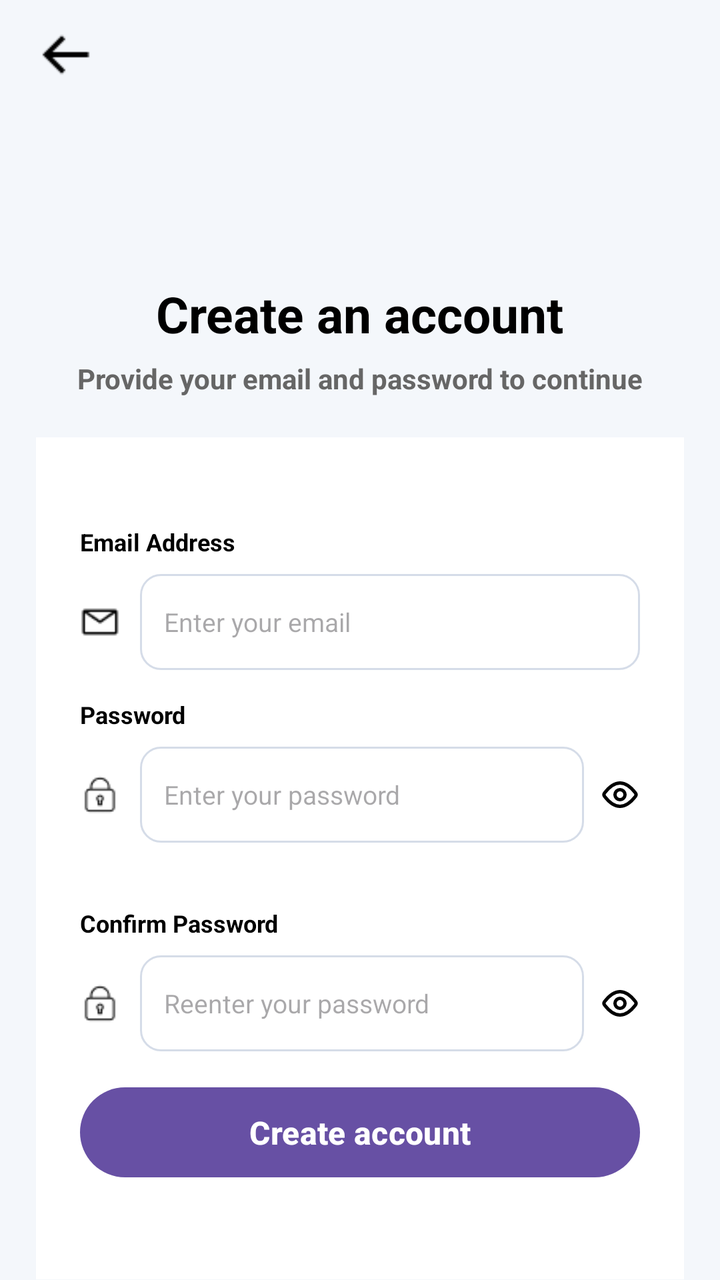
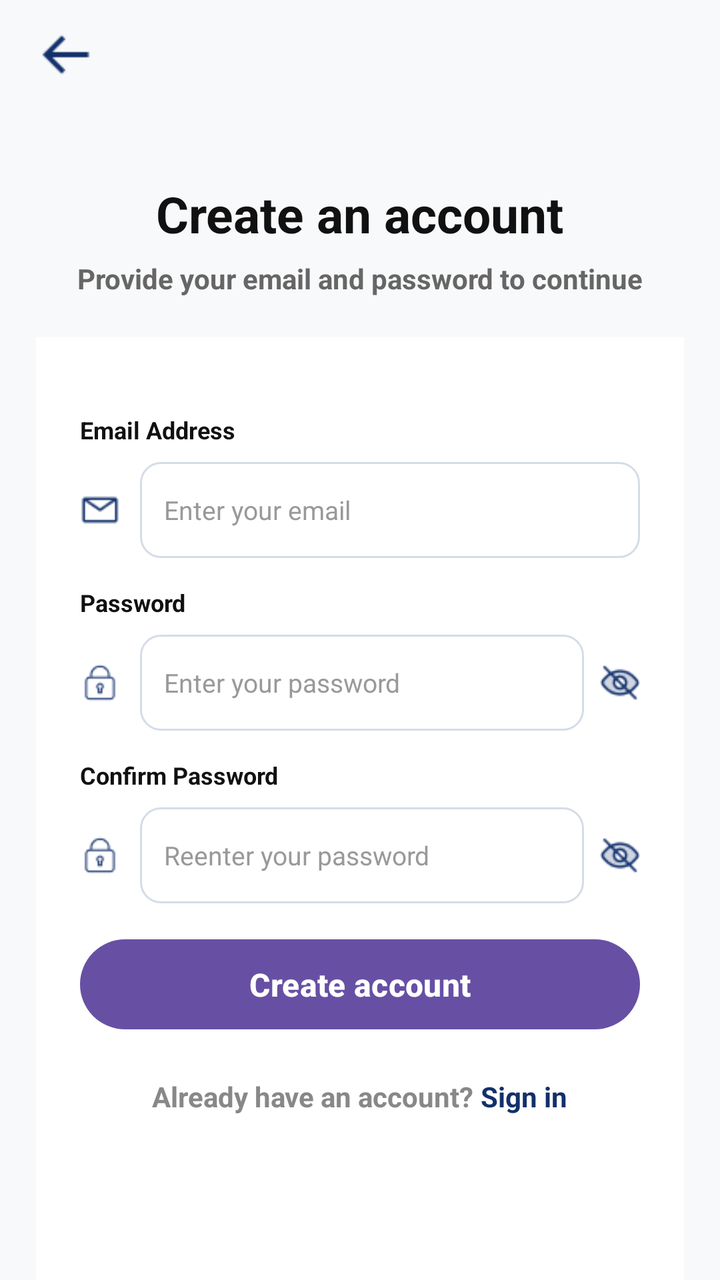

An Android layout rendered at two revisions. The XML below is the earlier revision; the diff shows what the commit changed to produce the second picture.
<!-- AndroidManifest.xml: application theme Theme.CampusMart -->
<!-- res/layout/signup.xml -->
<?xml version="1.0" encoding="utf-8"?>
<LinearLayout
    xmlns:android="http://schemas.android.com/apk/res/android"
    android:layout_width="match_parent"
    android:layout_height="match_parent"
    android:orientation="vertical"
    android:background="#F4F7FB">

    
    <RelativeLayout
        android:layout_width="match_parent"
        android:layout_height="55dp">

        <ImageView
            android:id="@+id/back"
            android:layout_width="30dp"
            android:layout_height="30dp"
            android:layout_alignParentStart="true"
            android:layout_centerVertical="true"
            android:layout_marginStart="18dp"
            android:src="@drawable/back_arrow_png"
            android:tint="#000000"/>

    </RelativeLayout>

    
    <LinearLayout
        android:layout_width="match_parent"
        android:layout_height="wrap_content"
        android:orientation="vertical"
        android:gravity="center"
        android:layout_marginTop="85dp"
        android:layout_marginBottom="20dp">

        <TextView
            android:layout_width="wrap_content"
            android:layout_height="wrap_content"
            android:text="Create an account"
            android:textColor="#000000"
            android:textSize="25sp"
            android:textStyle="bold"/>

        <TextView
            android:layout_width="wrap_content"
            android:layout_height="wrap_content"
            android:text="Provide your email and password to continue"
            android:textColor="#666666"
            android:textSize="14sp"
            android:textStyle="bold"
            android:layout_marginTop="6dp"/>

    </LinearLayout>

    
    <LinearLayout
        android:layout_width="match_parent"
        android:layout_height="0dp"
        android:layout_weight="1.9"
        android:orientation="vertical">

        
        <LinearLayout
            android:layout_width="match_parent"
            android:layout_height="match_parent"
            android:layout_marginHorizontal="18dp"
            android:background="#FFFFFF"
            android:orientation="vertical"
            android:padding="22dp">

            
            <TextView
                android:layout_width="wrap_content"
                android:layout_height="wrap_content"
                android:text="Email Address"
                android:textColor="#000000"
                android:textStyle="bold"
                android:textSize="12sp"
                android:layout_marginTop="22dp"
                android:layout_marginBottom="8dp"/>

            
            <LinearLayout
                android:layout_width="match_parent"
                android:layout_height="48dp"
                android:orientation="horizontal"
                android:gravity="center_vertical">

                <ImageView
                    android:layout_width="20dp"
                    android:layout_height="20dp"
                    android:src="@drawable/email_png"
                    android:tint="#000000"
                    android:layout_marginEnd="10dp"/>

                <EditText
                    android:id="@+id/email"
                    android:layout_width="0dp"
                    android:layout_height="match_parent"
                    android:layout_weight="1"
                    android:hint="Enter your email"
                    android:inputType="textEmailAddress"
                    android:singleLine="true"
                    android:textSize="13sp"
                    android:paddingHorizontal="12dp"
                    android:background="@drawable/input_background"/>

            </LinearLayout>

            
            <TextView
                android:layout_width="wrap_content"
                android:layout_height="wrap_content"
                android:text="Password"
                android:textColor="#000000"
                android:textStyle="bold"
                android:textSize="12sp"
                android:layout_marginTop="14dp"
                android:layout_marginBottom="8dp"/>

            
            <LinearLayout
                android:layout_width="match_parent"
                android:layout_height="48dp"
                android:orientation="horizontal"
                android:gravity="center_vertical">

                <ImageView
                    android:layout_width="20dp"
                    android:layout_height="20dp"
                    android:src="@drawable/password_png"
                    android:tint="#000000"
                    android:layout_marginEnd="10dp"/>

                <EditText
                    android:id="@+id/password"
                    android:layout_width="0dp"
                    android:layout_height="match_parent"
                    android:layout_weight="1"
                    android:hint="Enter your password"
                    android:inputType="textPassword"
                    android:singleLine="true"
                    android:textSize="13sp"
                    android:paddingHorizontal="12dp"
                    android:background="@drawable/input_background"/>

                <ImageView
                    android:id="@+id/togglePassword"
                    android:layout_width="20dp"
                    android:layout_height="20dp"
                    android:src="@drawable/eye"
                    android:tint="#000000"
                    android:layout_marginStart="8dp"/>

            </LinearLayout>

            
            <TextView
                android:layout_width="wrap_content"
                android:layout_height="wrap_content"
                android:text="Confirm Password"
                android:textColor="#000000"
                android:textStyle="bold"
                android:textSize="12sp"
                android:layout_marginTop="32dp"
                android:layout_marginBottom="8dp"/>

            
            <LinearLayout
                android:layout_width="match_parent"
                android:layout_height="48dp"
                android:orientation="horizontal"
                android:gravity="center_vertical">

                <ImageView
                    android:layout_width="20dp"
                    android:layout_height="20dp"
                    android:src="@drawable/password_png"
                    android:tint="#000000"
                    android:layout_marginEnd="10dp"/>

                <EditText
                    android:id="@+id/confirmPassword"
                    android:layout_width="0dp"
                    android:layout_height="match_parent"
                    android:layout_weight="1"
                    android:hint="Reenter your password"
                    android:inputType="textPassword"
                    android:singleLine="true"
                    android:textSize="13sp"
                    android:paddingHorizontal="12dp"
                    android:background="@drawable/input_background"/>

                <ImageView
                    android:id="@+id/toggleConfirmPassword"
                    android:layout_width="20dp"
                    android:layout_height="20dp"
                    android:src="@drawable/eye"
                    android:tint="#000000"
                    android:layout_marginStart="8dp"/>

            </LinearLayout>

            
            <Button
                android:id="@+id/btnCreateAccount"
                android:layout_width="match_parent"
                android:layout_height="45dp"
                android:layout_marginTop="18dp"
                android:text="Create account"
                android:textAllCaps="false"
                android:textColor="#FFFFFF"
                android:textSize="16sp"
                android:textStyle="bold"
                android:background="@drawable/button_background"/>

            
            <LinearLayout
                android:layout_width="wrap_content"
                android:layout_height="wrap_content"
                android:orientation="horizontal"
                android:layout_gravity="center_horizontal"
                android:layout_marginTop="36dp">

                <TextView
                    android:layout_width="wrap_content"
                    android:layout_height="wrap_content"
                    android:text="Already have an account? "
                    android:textColor="#888888"
                    android:textStyle="bold"
                    android:textSize="14sp"/>

                <TextView
                    android:id="@+id/goToLogin"
                    android:layout_width="wrap_content"
                    android:layout_height="wrap_content"
                    android:text="Sign in"
                    android:textColor="#173B70"
                    android:textStyle="bold"
                    android:textSize="14sp"/>

            </LinearLayout>

        </LinearLayout>

    </LinearLayout>

</LinearLayout>
<!-- resources referenced by this layout -->
<resources>
  <!-- drawable back_arrow_png: png bitmap (drawable, 249 bytes) -->
  <!-- drawable button_background (drawable) -->
  <?xml version="1.0" encoding="utf-8"?>
  <shape xmlns:android="http://schemas.android.com/apk/res/android">
      <solid android:color="#173B70"/>
      <corners android:radius="30dp"/>
  </shape>
  <!-- drawable email_png: png bitmap (drawable, 389 bytes) -->
  <!-- drawable eye (drawable) -->
  <vector xmlns:android="http://schemas.android.com/apk/res/android" android:height="20dp" android:viewportHeight="24" android:viewportWidth="24" android:width="20dp">
  
      <path android:fillColor="#00000000" android:pathData="M21.257,10.962c0.474,0.62 0.474,1.457 0,2.076C19.764,14.987 16.182,19 12,19s-7.764,-4.013 -9.257,-5.962a1.69,1.69 0,0 1,0 -2.076C4.236,9.013 7.818,5 12,5s7.764,4.013 9.257,5.962" android:strokeColor="#FF000000" android:strokeLineCap="round" android:strokeLineJoin="round" android:strokeWidth="2"/>
  
      <path android:fillColor="#00000000" android:pathData="M12,12m-3,0a3,3 0,1 1,6 0a3,3 0,1 1,-6 0" android:strokeColor="#FF000000" android:strokeLineCap="round" android:strokeLineJoin="round" android:strokeWidth="2"/>
  
  </vector>
  <!-- drawable input_background (drawable) -->
  <?xml version="1.0" encoding="utf-8"?>
  <shape xmlns:android="http://schemas.android.com/apk/res/android">
      <solid android:color="#FFFFFF"/>
      <corners android:radius="10dp"/>
      <stroke
          android:width="1dp"
          android:color="#D5DCE8"/>
  </shape>
  <!-- drawable password_png: png bitmap (drawable, 455 bytes) -->
  <style name="Theme.CampusMart" parent="Base.Theme.CampusMart" />
  <style name="Base.Theme.CampusMart" parent="Theme.Material3.DayNight.NoActionBar">
          
          
      </style>
</resources>

<!-- the commit's change to res/layout/signup.xml (unified diff, before → after) -->
@@ -3,8 +3,8 @@
     xmlns:android="http://schemas.android.com/apk/res/android"
     android:layout_width="match_parent"
     android:layout_height="match_parent"
-    android:orientation="vertical"
-    android:background="#F4F7FB">
+    android:background="#F8F9FA"
+    android:orientation="vertical">
 
     
     <RelativeLayout
@@ -19,7 +19,7 @@
             android:layout_centerVertical="true"
             android:layout_marginStart="18dp"
             android:src="@drawable/back_arrow_png"
-            android:tint="#000000"/>
+            android:tint="#12306B" />
 
     </RelativeLayout>
 
@@ -27,27 +27,27 @@
     <LinearLayout
         android:layout_width="match_parent"
         android:layout_height="wrap_content"
-        android:orientation="vertical"
+        android:layout_marginTop="35dp"
+        android:layout_marginBottom="20dp"
         android:gravity="center"
-        android:layout_marginTop="85dp"
-        android:layout_marginBottom="20dp">
+        android:orientation="vertical">
 
         <TextView
             android:layout_width="wrap_content"
             android:layout_height="wrap_content"
             android:text="Create an account"
-            android:textColor="#000000"
+            android:textColor="#111111"
             android:textSize="25sp"
-            android:textStyle="bold"/>
+            android:textStyle="bold" />
 
         <TextView
             android:layout_width="wrap_content"
             android:layout_height="wrap_content"
+            android:layout_marginTop="6dp"
             android:text="Provide your email and password to continue"
             android:textColor="#666666"
             android:textSize="14sp"
-            android:textStyle="bold"
-            android:layout_marginTop="6dp"/>
+            android:textStyle="bold" />
 
     </LinearLayout>
 
@@ -71,38 +71,40 @@
             <TextView
                 android:layout_width="wrap_content"
                 android:layout_height="wrap_content"
+                android:layout_marginTop="16dp"
+                android:layout_marginBottom="8dp"
                 android:text="Email Address"
-                android:textColor="#000000"
-                android:textStyle="bold"
+                android:textColor="#111111"
                 android:textSize="12sp"
-                android:layout_marginTop="22dp"
-                android:layout_marginBottom="8dp"/>
+                android:textStyle="bold" />
 
             
             <LinearLayout
                 android:layout_width="match_parent"
                 android:layout_height="48dp"
-                android:orientation="horizontal"
-                android:gravity="center_vertical">
-
-                <ImageView
-                    android:layout_width="20dp"
-                    android:layout_height="20dp"
+                android:gravity="center_vertical"
+                android:orientation="horizontal">
+
+                <ImageView
+                    android:layout_width="20dp"
+                    android:layout_height="20dp"
+                    android:layout_marginEnd="10dp"
                     android:src="@drawable/email_png"
-                    android:tint="#000000"
-                    android:layout_marginEnd="10dp"/>
+                    android:tint="#12306B" />
 
                 <EditText
                     android:id="@+id/email"
                     android:layout_width="0dp"
                     android:layout_height="match_parent"
                     android:layout_weight="1"
+                    android:background="@drawable/input_background"
                     android:hint="Enter your email"
                     android:inputType="textEmailAddress"
+                    android:paddingHorizontal="12dp"
                     android:singleLine="true"
-                    android:textSize="13sp"
-                    android:paddingHorizontal="12dp"
-                    android:background="@drawable/input_background"/>
+                    android:textColor="#111111"
+                    android:textColorHint="#999999"
+                    android:textSize="13sp" />
 
             </LinearLayout>
 
@@ -110,46 +112,48 @@
             <TextView
                 android:layout_width="wrap_content"
                 android:layout_height="wrap_content"
+                android:layout_marginTop="14dp"
+                android:layout_marginBottom="8dp"
                 android:text="Password"
-                android:textColor="#000000"
-                android:textStyle="bold"
+                android:textColor="#111111"
                 android:textSize="12sp"
-                android:layout_marginTop="14dp"
-                android:layout_marginBottom="8dp"/>
+                android:textStyle="bold" />
 
             
             <LinearLayout
                 android:layout_width="match_parent"
                 android:layout_height="48dp"
-                android:orientation="horizontal"
-                android:gravity="center_vertical">
-
-                <ImageView
-                    android:layout_width="20dp"
-                    android:layout_height="20dp"
+                android:gravity="center_vertical"
+                android:orientation="horizontal">
+
+                <ImageView
+                    android:layout_width="20dp"
+                    android:layout_height="20dp"
+                    android:layout_marginEnd="10dp"
                     android:src="@drawable/password_png"
-                    android:tint="#000000"
-                    android:layout_marginEnd="10dp"/>
+                    android:tint="#12306B" />
 
                 <EditText
                     android:id="@+id/password"
                     android:layout_width="0dp"
                     android:layout_height="match_parent"
                     android:layout_weight="1"
+                    android:background="@drawable/input_background"
                     android:hint="Enter your password"
                     android:inputType="textPassword"
+                    android:paddingHorizontal="12dp"
                     android:singleLine="true"
-                    android:textSize="13sp"
-                    android:paddingHorizontal="12dp"
-                    android:background="@drawable/input_background"/>
+                    android:textColor="#111111"
+                    android:textColorHint="#999999"
+                    android:textSize="13sp" />
 
                 <ImageView
                     android:id="@+id/togglePassword"
                     android:layout_width="20dp"
                     android:layout_height="20dp"
-                    android:src="@drawable/eye"
-                    android:tint="#000000"
-                    android:layout_marginStart="8dp"/>
+                    android:layout_marginStart="8dp"
+                    android:src="@drawable/close_eye_png"
+                    android:tint="#12306B" />
 
             </LinearLayout>
 
@@ -157,46 +161,48 @@
             <TextView
                 android:layout_width="wrap_content"
                 android:layout_height="wrap_content"
+                android:layout_marginTop="14dp"
+                android:layout_marginBottom="8dp"
                 android:text="Confirm Password"
-                android:textColor="#000000"
-                android:textStyle="bold"
+                android:textColor="#111111"
                 android:textSize="12sp"
-                android:layout_marginTop="32dp"
-                android:layout_marginBottom="8dp"/>
+                android:textStyle="bold" />
 
             
             <LinearLayout
                 android:layout_width="match_parent"
                 android:layout_height="48dp"
-                android:orientation="horizontal"
-                android:gravity="center_vertical">
-
-                <ImageView
-                    android:layout_width="20dp"
-                    android:layout_height="20dp"
+                android:gravity="center_vertical"
+                android:orientation="horizontal">
+
+                <ImageView
+                    android:layout_width="20dp"
+                    android:layout_height="20dp"
+                    android:layout_marginEnd="10dp"
                     android:src="@drawable/password_png"
-                    android:tint="#000000"
-                    android:layout_marginEnd="10dp"/>
+                    android:tint="#12306B" />
 
                 <EditText
                     android:id="@+id/confirmPassword"
                     android:layout_width="0dp"
                     android:layout_height="match_parent"
                     android:layout_weight="1"
+                    android:background="@drawable/input_background"
                     android:hint="Reenter your password"
                     android:inputType="textPassword"
+                    android:paddingHorizontal="12dp"
                     android:singleLine="true"
-                    android:textSize="13sp"
-                    android:paddingHorizontal="12dp"
-                    android:background="@drawable/input_background"/>
+                    android:textColor="#111111"
+                    android:textColorHint="#999999"
+                    android:textSize="13sp" />
 
                 <ImageView
                     android:id="@+id/toggleConfirmPassword"
                     android:layout_width="20dp"
                     android:layout_height="20dp"
-                    android:src="@drawable/eye"
-                    android:tint="#000000"
-                    android:layout_marginStart="8dp"/>
+                    android:layout_marginStart="8dp"
+                    android:src="@drawable/close_eye_png"
+                    android:tint="#12306B" />
 
             </LinearLayout>
 
@@ -206,37 +212,37 @@
                 android:layout_width="match_parent"
                 android:layout_height="45dp"
                 android:layout_marginTop="18dp"
+                android:background="@drawable/button_background"
                 android:text="Create account"
                 android:textAllCaps="false"
                 android:textColor="#FFFFFF"
                 android:textSize="16sp"
-                android:textStyle="bold"
-                android:background="@drawable/button_background"/>
-
-            
-            <LinearLayout
-                android:layout_width="wrap_content"
-                android:layout_height="wrap_content"
-                android:orientation="horizontal"
+                android:textStyle="bold" />
+
+            
+            <LinearLayout
+                android:layout_width="wrap_content"
+                android:layout_height="wrap_content"
                 android:layout_gravity="center_horizontal"
-                android:layout_marginTop="36dp">
+                android:layout_marginTop="24dp"
+                android:orientation="horizontal">
 
                 <TextView
                     android:layout_width="wrap_content"
                     android:layout_height="wrap_content"
                     android:text="Already have an account? "
                     android:textColor="#888888"
-                    android:textStyle="bold"
-                    android:textSize="14sp"/>
+                    android:textSize="14sp"
+                    android:textStyle="bold" />
 
                 <TextView
                     android:id="@+id/goToLogin"
                     android:layout_width="wrap_content"
                     android:layout_height="wrap_content"
                     android:text="Sign in"
-                    android:textColor="#173B70"
-                    android:textStyle="bold"
-                    android:textSize="14sp"/>
+                    android:textColor="#12306B"
+                    android:textSize="14sp"
+                    android:textStyle="bold" />
 
             </LinearLayout>
 
<!-- resource entries referenced after the edit -->
@@ -7,15 +7,8 @@
       <solid android:color="#173B70"/>
       <corners android:radius="30dp"/>
   </shape>
+  <!-- drawable close_eye_png: png bitmap (drawable, 611 bytes) -->
   <!-- drawable email_png: png bitmap (drawable, 389 bytes) -->
-  <!-- drawable eye (drawable) -->
-  <vector xmlns:android="http://schemas.android.com/apk/res/android" android:height="20dp" android:viewportHeight="24" android:viewportWidth="24" android:width="20dp">
-  
-      <path android:fillColor="#00000000" android:pathData="M21.257,10.962c0.474,0.62 0.474,1.457 0,2.076C19.764,14.987 16.182,19 12,19s-7.764,-4.013 -9.257,-5.962a1.69,1.69 0,0 1,0 -2.076C4.236,9.013 7.818,5 12,5s7.764,4.013 9.257,5.962" android:strokeColor="#FF000000" android:strokeLineCap="round" android:strokeLineJoin="round" android:strokeWidth="2"/>
-  
-      <path android:fillColor="#00000000" android:pathData="M12,12m-3,0a3,3 0,1 1,6 0a3,3 0,1 1,-6 0" android:strokeColor="#FF000000" android:strokeLineCap="round" android:strokeLineJoin="round" android:strokeWidth="2"/>
-  
-  </vector>
   <!-- drawable input_background (drawable) -->
   <?xml version="1.0" encoding="utf-8"?>
   <shape xmlns:android="http://schemas.android.com/apk/res/android">
